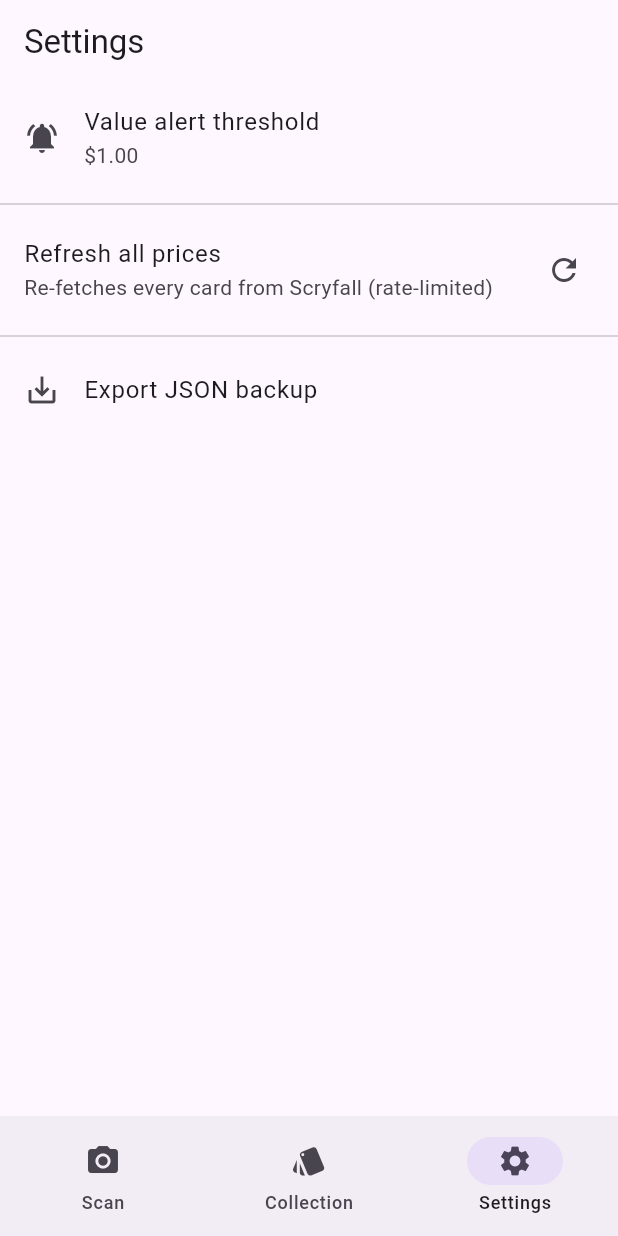
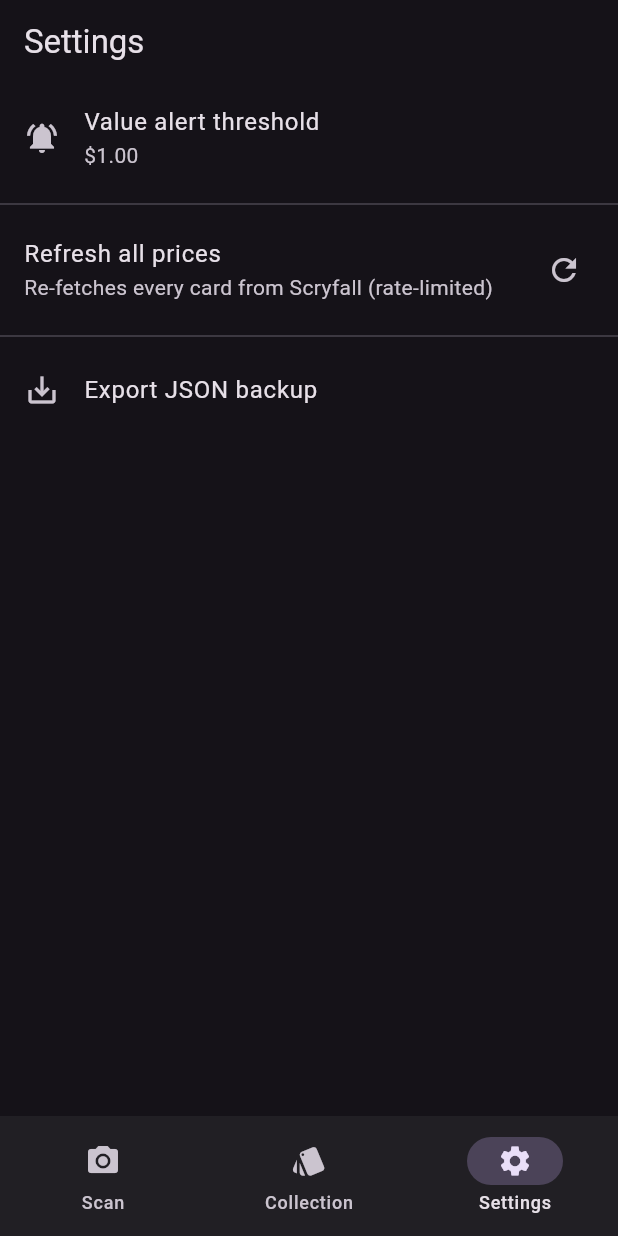
Before and after one commit to GEOFAIRY/mtg-scanner, a Flutter app: the screen it shows after launch, item 3 of the bottom bar chosen, after a tap on "Export JSON backup", on a phone screen of 412 x 824 dp. Run offline on Flutter 3.47's test engine with Material 3 defaults, Android fonts, the phone set to English and light mode, and no system bars; our stand-ins replace audioplayers, camera, drift, go_router, permission_handler, share_plus and 1 more; missing offline and left inert: google_mlkit_text_recognition, opencv_dart; accounts and stored records are empty; generated files the repository leaves out were written again.

Commit message:
scanner: name+cn matching, dark mode, dedupe repeat scans
- match by name + collector number via scryfall search before set+cn; tiny set glyph OCR was the dominant cause of wrong-set matches
- default to dark theme
- overlay shows "Matching" instead of the ellipsis variant; banner adds FOIL badge; move foil mode chip and control row up so the result banner no longer overlaps them
- require a streak of empty frames before re-arming capture, and suppress a repeat match of the same card id within 3s (rolls back the pipeline insert) to stop flicker-driven duplicate scans

```diff
--- a/lib/app.dart
+++ b/lib/app.dart
@@ -137,7 +137,17 @@ class _MtgScannerAppState extends State<MtgScannerApp> {
     }
     return MaterialApp.router(
       title: 'MTG Scanner',
-      theme: ThemeData(colorSchemeSeed: Colors.deepPurple, useMaterial3: true),
+      theme: ThemeData(
+        colorSchemeSeed: Colors.deepPurple,
+        brightness: Brightness.light,
+        useMaterial3: true,
+      ),
+      darkTheme: ThemeData(
+        colorSchemeSeed: Colors.deepPurple,
+        brightness: Brightness.dark,
+        useMaterial3: true,
+      ),
+      themeMode: ThemeMode.dark,
       routerConfig: router,
     );
   }
--- a/lib/features/scanner/result_banner.dart
+++ b/lib/features/scanner/result_banner.dart
@@ -58,7 +58,10 @@ class ResultBanner extends StatelessWidget {
                     crossAxisAlignment: CrossAxisAlignment.start,
                     mainAxisSize: MainAxisSize.min,
                     children: [
-                      Text(
+                      Row(
+                        children: [
+                          Flexible(
+                            child: Text(
                               card.name,
                               maxLines: 1,
                               overflow: TextOverflow.ellipsis,
@@ -66,6 +69,34 @@ class ResultBanner extends StatelessWidget {
                                   color: Colors.white,
                                   fontSize: 16,
                                   fontWeight: FontWeight.w600),
+                            ),
+                          ),
+                          if (d.foil) ...[
+                            const SizedBox(width: 6),
+                            Container(
+                              padding: const EdgeInsets.symmetric(
+                                  horizontal: 6, vertical: 2),
+                              decoration: BoxDecoration(
+                                color: const Color(0xFFECC460),
+                                borderRadius: BorderRadius.circular(4),
+                              ),
+                              child: const Row(
+                                mainAxisSize: MainAxisSize.min,
+                                children: [
+                                  Icon(Icons.auto_awesome,
+                                      color: Colors.black, size: 10),
+                                  SizedBox(width: 2),
+                                  Text('FOIL',
+                                      style: TextStyle(
+                                          color: Colors.black,
+                                          fontSize: 10,
+                                          fontWeight: FontWeight.bold,
+                                          letterSpacing: 0.6)),
+                                ],
+                              ),
+                            ),
+                          ],
+                        ],
                       ),
                       const SizedBox(height: 2),
                       Text(
```
Also changed, not shown: lib/data/scryfall/scryfall_client.dart (+25 -0 lines), lib/features/scanner/scan_matcher.dart (+20 -8 lines), lib/features/scanner/scanner_screen.dart (+32 -7 lines), 1 other file. Lines whose indentation alone changed are shown as unchanged.
